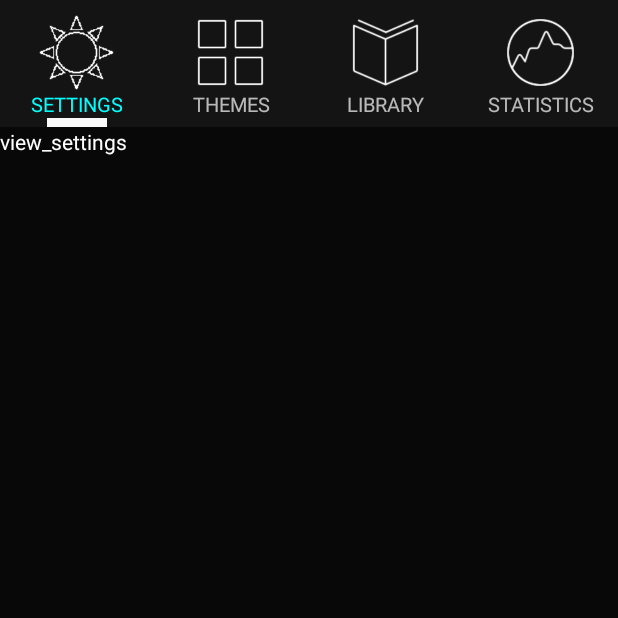
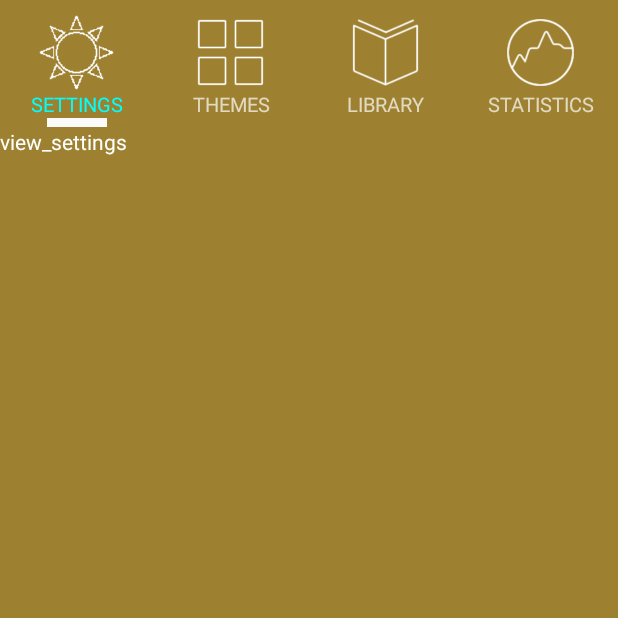
Before and after one commit to bbDseven/ReciteWords, an Android app: the MenuActivity screen opened directly, with no data from a screen before it, on a phone screen of 412 x 824 dp, the top half of it. Run offline under Robolectric (Android 15) with nearby library versions, the phone set to English and light mode, and no system bars; our stand-ins replace CircleImageView.

Commit message:
增加了菜单界面，可以左右滑动。（MenuActivity，MyViewPager，activitymenu.xml，activity_settings.xml，activity_themes.xml，activity_library.xml，activity_statistics.xml）

```diff
--- a/app/src/main/res/layout/activity_library.xml
+++ b/app/src/main/res/layout/activity_library.xml
@@ -5,7 +5,7 @@
     android:layout_height="match_parent"
     android:layout_marginLeft="10sp"
     android:layout_marginRight="10sp"
-    android:background="@android:color/black">
+    android:background="@drawable/background_color">
 
     <LinearLayout
         android:id="@+id/show_wordbook"
--- a/app/src/main/res/layout/activity_menu.xml
+++ b/app/src/main/res/layout/activity_menu.xml
@@ -3,7 +3,7 @@
     android:orientation="vertical"
     android:layout_width="match_parent"
     android:layout_height="match_parent"
-    android:background="@android:color/black">
+    android:background="@drawable/background_color">
 
     <LinearLayout
         android:layout_width="match_parent"
--- a/app/src/main/res/layout/activity_settings.xml
+++ b/app/src/main/res/layout/activity_settings.xml
@@ -3,7 +3,7 @@
     android:orientation="vertical"
     android:layout_width="match_parent"
     android:layout_height="match_parent"
-    android:background="@android:color/black">
+    android:background="@drawable/background_color">
 
     <TextView
         android:layout_width="wrap_content"
--- a/app/src/main/res/layout/activity_statistics.xml
+++ b/app/src/main/res/layout/activity_statistics.xml
@@ -3,7 +3,7 @@
     android:orientation="vertical"
     android:layout_width="match_parent"
     android:layout_height="match_parent"
-    android:background="@android:color/black">
+    android:background="@drawable/background_color">
 
     <!-- 今日已学单词 -->
     <LinearLayout
--- a/app/src/main/res/layout/activity_themes.xml
+++ b/app/src/main/res/layout/activity_themes.xml
@@ -3,7 +3,7 @@
     android:orientation="vertical"
     android:layout_width="match_parent"
     android:layout_height="match_parent"
-    android:background="@android:color/black">
+    android:background="@drawable/background_color">
 
     <TextView
         android:layout_width="wrap_content"
```
Also changed, not shown: app/src/main/res/drawable/background_color.jpg (added).
